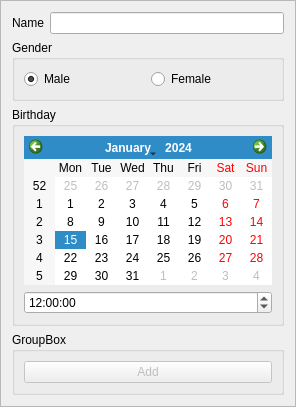
The window that UI/birthdayframe.ui (thuleqaid/paipan) describes before a commit, drawn with Qt 5.
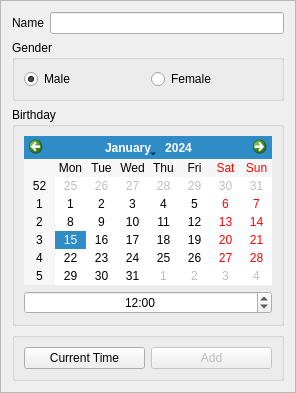
The same window after the commit.

What changed in the file:
```diff
--- a/UI/birthdayframe.ui
+++ b/UI/birthdayframe.ui
@@ -6,8 +6,8 @@
    <rect>
     <x>0</x>
     <y>0</y>
-    <width>292</width>
-    <height>369</height>
+    <width>260</width>
+    <height>371</height>
    </rect>
   </property>
   <property name="windowTitle">
@@ -73,6 +73,9 @@
       </item>
       <item>
        <widget class="QTimeEdit" name="time">
+        <property name="alignment">
+         <set>Qt::AlignCenter</set>
+        </property>
         <property name="time">
          <time>
           <hour>12</hour>
@@ -80,6 +83,9 @@
           <second>0</second>
          </time>
         </property>
+        <property name="displayFormat">
+         <string>hh:mm</string>
+        </property>
        </widget>
       </item>
      </layout>
@@ -88,9 +94,16 @@
    <item row="3" column="0" colspan="2">
     <widget class="QGroupBox" name="groupBox_3">
      <property name="title">
-      <string>GroupBox</string>
+      <string/>
      </property>
      <layout class="QHBoxLayout" name="horizontalLayout_2">
+      <item>
+       <widget class="QPushButton" name="btnNow">
+        <property name="text">
+         <string>Current Time</string>
+        </property>
+       </widget>
+      </item>
       <item>
        <widget class="QPushButton" name="btnAdd">
         <property name="enabled">
```
Left out of the diff: 35 changed lines with no effect on the pictures.
